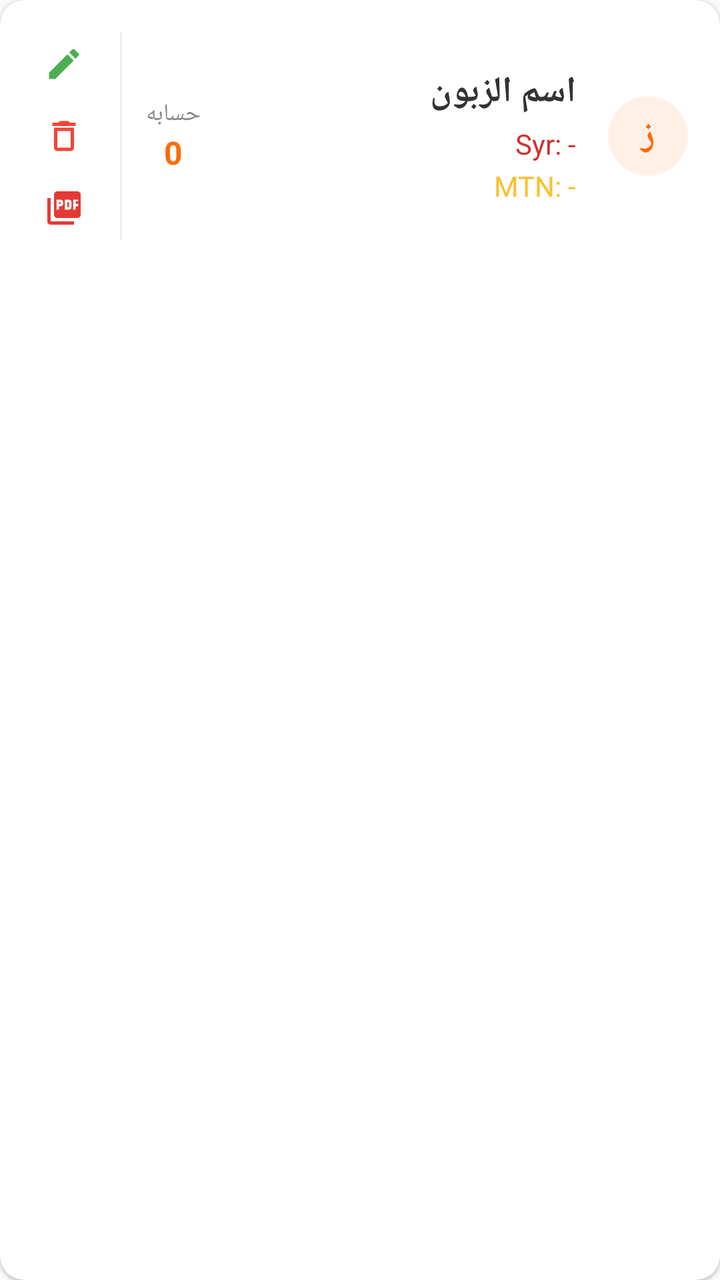
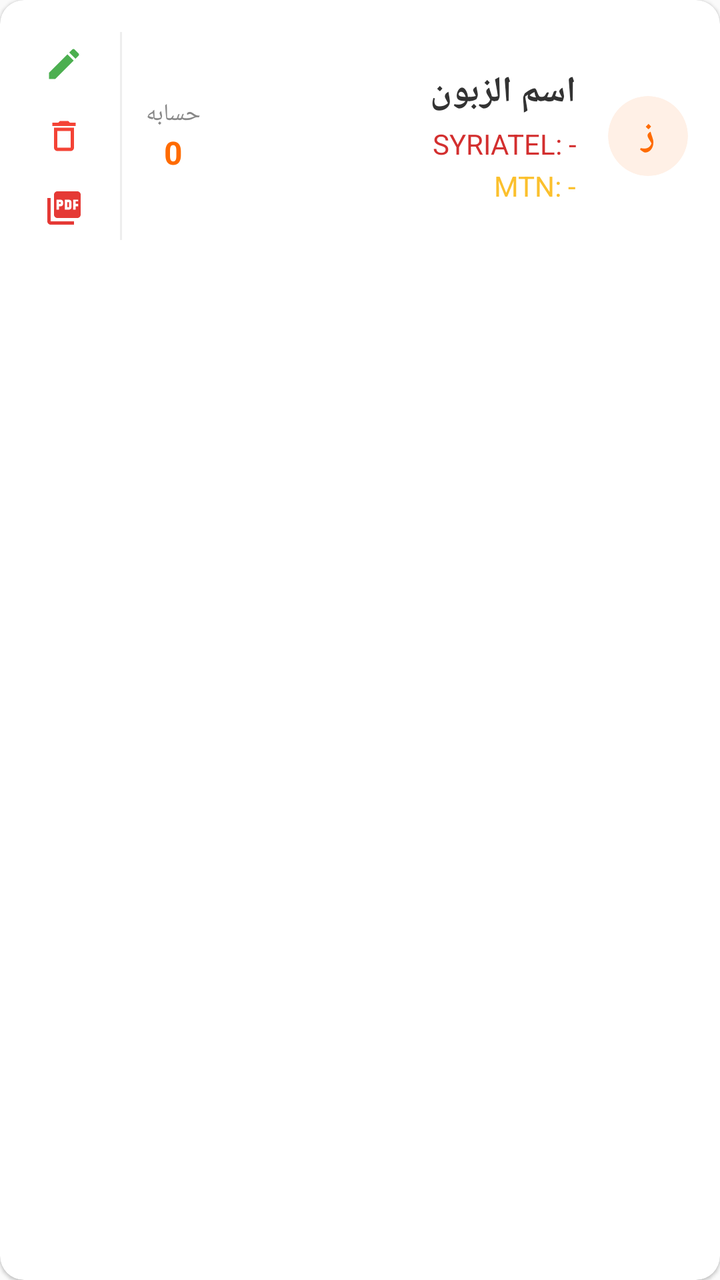

An Android layout rendered at two revisions. The XML below is the earlier revision; the diff shows what the commit changed to produce the second picture.
<!-- AndroidManifest.xml: application theme Theme.AppCompat.Light.NoActionBar -->
<!-- res/layout/item_customer.xml -->
<?xml version="1.0" encoding="utf-8"?>
<androidx.cardview.widget.CardView xmlns:android="http://schemas.android.com/apk/res/android" xmlns:app="http://schemas.android.com/apk/res-auto" android:layout_width="match_parent" android:layout_height="wrap_content" android:layout_marginVertical="6dp" android:layout_marginHorizontal="2dp" app:cardCornerRadius="12dp" app:cardElevation="1dp" app:cardBackgroundColor="#FFFFFF">
    <LinearLayout android:layout_width="match_parent" android:layout_height="wrap_content" android:orientation="horizontal" android:padding="16dp" android:layoutDirection="rtl" android:gravity="center_vertical">
        <androidx.cardview.widget.CardView android:layout_width="40dp" android:layout_height="40dp" app:cardCornerRadius="20dp" app:cardBackgroundColor="#FFF0E6" app:cardElevation="0dp">
            <TextView android:id="@+id/tv_initial" android:layout_width="match_parent" android:layout_height="match_parent" android:text="ز" android:textSize="18sp" android:textStyle="bold" android:textColor="#FF6B00" android:gravity="center" />
        </androidx.cardview.widget.CardView>
        <LinearLayout android:layout_width="0dp" android:layout_weight="1" android:layout_height="wrap_content" android:layout_marginStart="16dp" android:orientation="vertical">
            <TextView android:id="@+id/tv_customer_name" android:layout_width="wrap_content" android:layout_height="wrap_content" android:text="اسم الزبون" android:textSize="18sp" android:textStyle="bold" android:textColor="#333333" />
            <TextView android:id="@+id/tv_syriatel" android:layout_width="wrap_content" android:layout_height="wrap_content" android:text="Syr: -" android:textSize="14sp" android:textColor="#D32F2F" android:layout_marginTop="4dp" android:layoutDirection="ltr" android:gravity="right"/>
            <TextView android:id="@+id/tv_mtn" android:layout_width="wrap_content" android:layout_height="wrap_content" android:text="MTN: -" android:textSize="14sp" android:textColor="#FBC02D" android:layout_marginTop="2dp" android:layoutDirection="ltr" android:gravity="right"/>
        </LinearLayout>
        <LinearLayout android:layout_width="wrap_content" android:layout_height="wrap_content" android:orientation="vertical" android:gravity="center">
            <TextView android:layout_width="wrap_content" android:layout_height="wrap_content" android:text="حسابه" android:textSize="12sp" android:textColor="#888888"/>
            <TextView android:id="@+id/tv_customer_balance" android:layout_width="wrap_content" android:layout_height="wrap_content" android:text="0" android:textSize="16sp" android:textStyle="bold" android:textColor="#FF6B00"/>
        </LinearLayout>
        <View android:layout_width="1dp" android:layout_height="match_parent" android:background="#EEEEEE" android:layout_marginHorizontal="12dp"/>
        <LinearLayout android:layout_width="wrap_content" android:layout_height="wrap_content" android:orientation="vertical" android:gravity="center">
            <ImageView android:id="@+id/btn_edit_cust" android:layout_width="32dp" android:layout_height="32dp" android:src="@drawable/ic_edit" android:padding="6dp" android:background="?attr/selectableItemBackgroundBorderless" />
            <ImageView android:id="@+id/btn_delete_cust" android:layout_width="32dp" android:layout_height="32dp" android:src="@drawable/ic_delete" android:padding="6dp" android:background="?attr/selectableItemBackgroundBorderless" android:layout_marginTop="4dp"/>
            <ImageView android:id="@+id/btn_pdf_cust" android:layout_width="32dp" android:layout_height="32dp" android:src="@drawable/ic_pdf" android:padding="6dp" android:background="?attr/selectableItemBackgroundBorderless" android:layout_marginTop="4dp"/>
        </LinearLayout>
    </LinearLayout>
</androidx.cardview.widget.CardView>
<!-- resources referenced by this layout -->
<resources>
  <!-- drawable ic_delete (drawable) -->
  <?xml version="1.0" encoding="utf-8"?>
  <vector xmlns:android="http://schemas.android.com/apk/res/android" android:width="24dp" android:height="24dp" android:viewportWidth="24" android:viewportHeight="24">
      <path android:fillColor="#F44336" android:pathData="M16 9v10H8V9h8m-1.5-6h-5l-1 1H5v2h14V4h-3.5l-1-1zM18 7H6v12c0 1.1.9 2 2 2h8c1.1 0 2-.9 2-2V7z"/>
  </vector>
  <!-- drawable ic_edit (drawable) -->
  <?xml version="1.0" encoding="utf-8"?>
  <vector xmlns:android="http://schemas.android.com/apk/res/android" android:width="24dp" android:height="24dp" android:viewportWidth="24" android:viewportHeight="24">
      <path android:fillColor="#4CAF50" android:pathData="M3 17.25V21h3.75L17.81 9.94l-3.75-3.75L3 17.25zM20.71 7.04c.39-.39.39-1.02 0-1.41l-2.34-2.34c-.39-.39-1.02-.39-1.41 0l-1.83 1.83 3.75 3.75 1.83-1.83z"/>
  </vector>
  <!-- drawable ic_pdf (drawable) -->
  <?xml version="1.0" encoding="utf-8"?>
  <vector xmlns:android="http://schemas.android.com/apk/res/android" android:width="24dp" android:height="24dp" android:viewportWidth="24" android:viewportHeight="24">
      <path android:fillColor="#E53935" android:pathData="M20,2H8C6.9,2 6,2.9 6,4v12c0,1.1 0.9,2 2,2h12c1.1,0 2,-0.9 2,-2V4C22,2.9 21.1,2 20,2zM11.5,9.5c0,0.83 -0.67,1.5 -1.5,1.5H9v2H7.5V7H10c0.83,0 1.5,0.67 1.5,1.5V9.5zM10,8.5h-1v1h1V8.5zM20.5,8H19v1.5h1.5v1.5H19V13h-1.5V7h3V8zM16.5,11.5c0,0.83 -0.67,1.5 -1.5,1.5h-2.5V7H15c0.83,0 1.5,0.67 1.5,1.5V11.5zM15,8.5h-1v3h1V8.5zM4,6H2v14c0,1.1 0.9,2 2,2h14v-2H4V6z"/>
  </vector>
</resources>

<!-- the commit's change to res/layout/item_customer.xml (unified diff, before → after) -->
@@ -6,7 +6,7 @@
         </androidx.cardview.widget.CardView>
         <LinearLayout android:layout_width="0dp" android:layout_weight="1" android:layout_height="wrap_content" android:layout_marginStart="16dp" android:orientation="vertical">
             <TextView android:id="@+id/tv_customer_name" android:layout_width="wrap_content" android:layout_height="wrap_content" android:text="اسم الزبون" android:textSize="18sp" android:textStyle="bold" android:textColor="#333333" />
-            <TextView android:id="@+id/tv_syriatel" android:layout_width="wrap_content" android:layout_height="wrap_content" android:text="Syr: -" android:textSize="14sp" android:textColor="#D32F2F" android:layout_marginTop="4dp" android:layoutDirection="ltr" android:gravity="right"/>
+            <TextView android:id="@+id/tv_syriatel" android:layout_width="wrap_content" android:layout_height="wrap_content" android:text="SYRIATEL: -" android:textSize="14sp" android:textColor="#D32F2F" android:layout_marginTop="4dp" android:layoutDirection="ltr" android:gravity="right"/>
             <TextView android:id="@+id/tv_mtn" android:layout_width="wrap_content" android:layout_height="wrap_content" android:text="MTN: -" android:textSize="14sp" android:textColor="#FBC02D" android:layout_marginTop="2dp" android:layoutDirection="ltr" android:gravity="right"/>
         </LinearLayout>
         <LinearLayout android:layout_width="wrap_content" android:layout_height="wrap_content" android:orientation="vertical" android:gravity="center">
